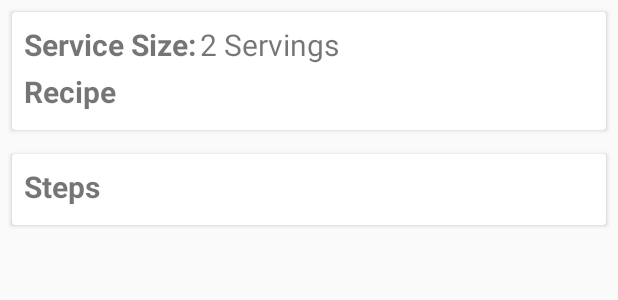
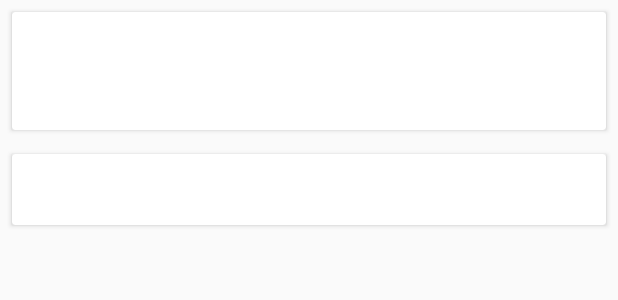
Before and after one commit to izhang1/BakingIt, an Android app: the layout fragment_recipe.xml on its own in the app's theme, with its tools: preview values and no code run, on a phone screen of 412 x 824 dp. Shown: the top 300 px of the screen. Run offline under Robolectric (Android 15) with nearby library versions, the phone set to English and light mode, and no system bars.

Commit message:
XML Text Refactor

```diff
--- a/app/src/main/res/layout-sw600dp/activity_detail.xml
+++ b/app/src/main/res/layout-sw600dp/activity_detail.xml
@@ -19,7 +19,6 @@
 
     <!-- A small divider -->
     <View
-
         android:layout_width="1dp"
         android:layout_height="match_parent"
         android:background="@android:color/darker_gray" />
--- a/app/src/main/res/layout/activity_detail.xml
+++ b/app/src/main/res/layout/activity_detail.xml
@@ -4,6 +4,4 @@
     android:layout_height="match_parent"
     tools:context="nanodegree.izhang.bakingit.DetailActivity"
     android:id="@+id/recipe_fragment">
-
-
 </FrameLayout>
--- a/app/src/main/res/layout/activity_step.xml
+++ b/app/src/main/res/layout/activity_step.xml
@@ -8,6 +8,6 @@
     <FrameLayout
         android:layout_width="match_parent"
         android:layout_height="match_parent"
-        android:id="@+id/fragment_step"></FrameLayout>
+        android:id="@+id/fragment_step"/>
 
 </android.support.constraint.ConstraintLayout>
--- a/app/src/main/res/layout/fragment_recipe.xml
+++ b/app/src/main/res/layout/fragment_recipe.xml
@@ -29,7 +29,6 @@ tools:context="nanodegree.izhang.bakingit.RecipeFragment">
                     android:layout_alignParentTop="true"
                     android:layout_marginLeft="2dp"
                     android:layout_toEndOf="@+id/tv_serving_size_label"
-                    android:text="2 Servings"
                     android:textSize="20dp" />
 
                 <TextView
@@ -38,7 +37,6 @@ tools:context="nanodegree.izhang.bakingit.RecipeFragment">
                     android:layout_height="wrap_content"
                     android:layout_alignParentStart="true"
                     android:layout_alignParentTop="true"
-                    android:text="Service Size:"
                     android:textSize="20dp"
                     android:textStyle="bold" />
 
@@ -48,7 +46,6 @@ tools:context="nanodegree.izhang.bakingit.RecipeFragment">
                     android:layout_height="wrap_content"
                     android:layout_below="@+id/tv_serving_size"
                     android:layout_marginTop="4dp"
-                    android:text="Recipe"
                     android:textSize="20sp"
                     android:textStyle="bold" />
 
@@ -78,7 +75,6 @@ tools:context="nanodegree.izhang.bakingit.RecipeFragment">
                     android:id="@+id/tv_step_label"
                     android:layout_width="wrap_content"
                     android:layout_height="wrap_content"
-                    android:text="Steps"
                     android:textSize="20sp"
                     android:textStyle="bold" />
 
@@ -89,7 +85,6 @@ tools:context="nanodegree.izhang.bakingit.RecipeFragment">
                     android:layout_below="@+id/tv_step_label"
                     android:layout_marginTop="4dp" />
 
-
             </RelativeLayout>
 
         </android.support.v7.widget.CardView>
--- a/app/src/main/res/layout/fragment_step.xml
+++ b/app/src/main/res/layout/fragment_step.xml
@@ -16,7 +16,6 @@
         android:layout_height="wrap_content"
         android:layout_below="@+id/exoplayer_video"
         android:layout_margin="8dp"
-        android:text="Description"
         android:textSize="18sp" />
 
     <Button
@@ -27,7 +26,7 @@
         android:layout_alignParentBottom="true"
         android:layout_margin="4dp"
         android:background="@color/colorPrimary"
-        android:text="Next Step"
+        android:text="@string/btn_nextstep_label"
         android:textColor="@android:color/white"
         android:visibility="invisible" />
 
--- a/app/src/main/res/layout/ingredient_item.xml
+++ b/app/src/main/res/layout/ingredient_item.xml
@@ -8,7 +8,6 @@
         android:layout_width="wrap_content"
         android:layout_height="wrap_content"
         android:padding="4dp"
-        android:text="Recipe Name 1"
         android:textAppearance="@android:style/TextAppearance.Material.Medium"
         android:textSize="16sp" />
 
--- a/app/src/main/res/layout/recipe_item.xml
+++ b/app/src/main/res/layout/recipe_item.xml
@@ -15,6 +15,5 @@
         android:layout_width="wrap_content"
         android:layout_height="wrap_content"
         android:padding="8dp"
-        android:text="Recipe Name 1"
         android:textAppearance="@android:style/TextAppearance.Material.Medium" />
 </android.support.v7.widget.CardView>
--- a/app/src/main/res/values/strings.xml
+++ b/app/src/main/res/values/strings.xml
@@ -19,4 +19,7 @@
     <string name="appwidget_text">EXAMPLE</string>
     <string name="add_widget">Add widget</string>
 
+    <!-- UI View Text -->
+    <string name="btn_nextstep_label">Next Step</string>
+
 </resources>
```
